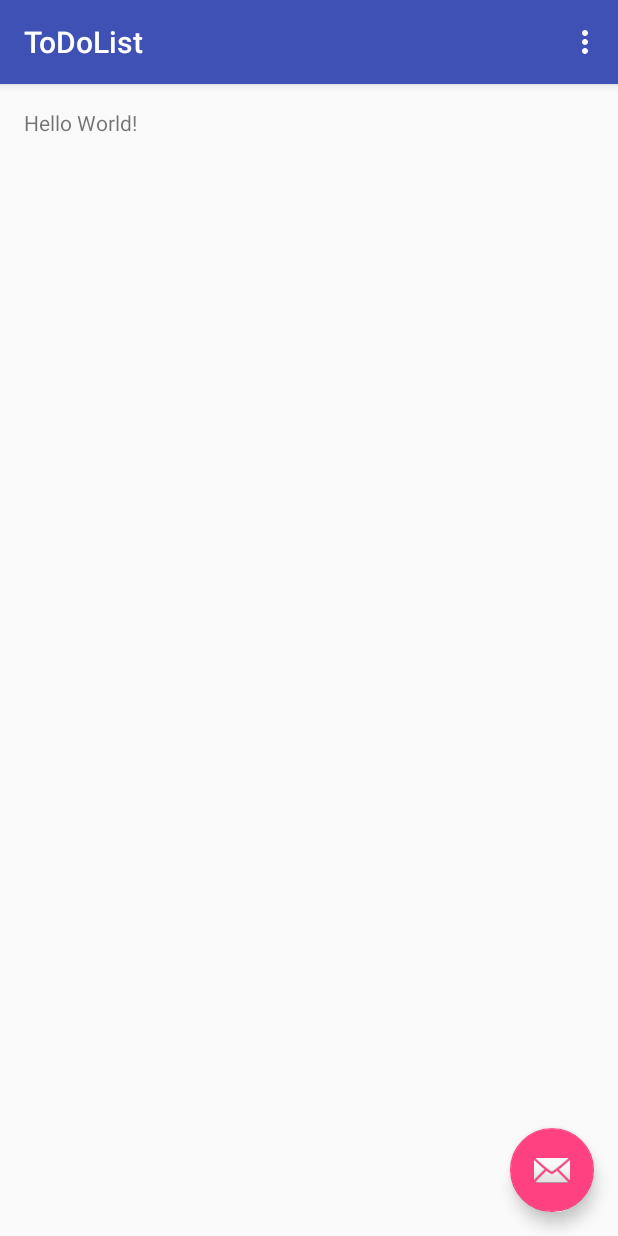
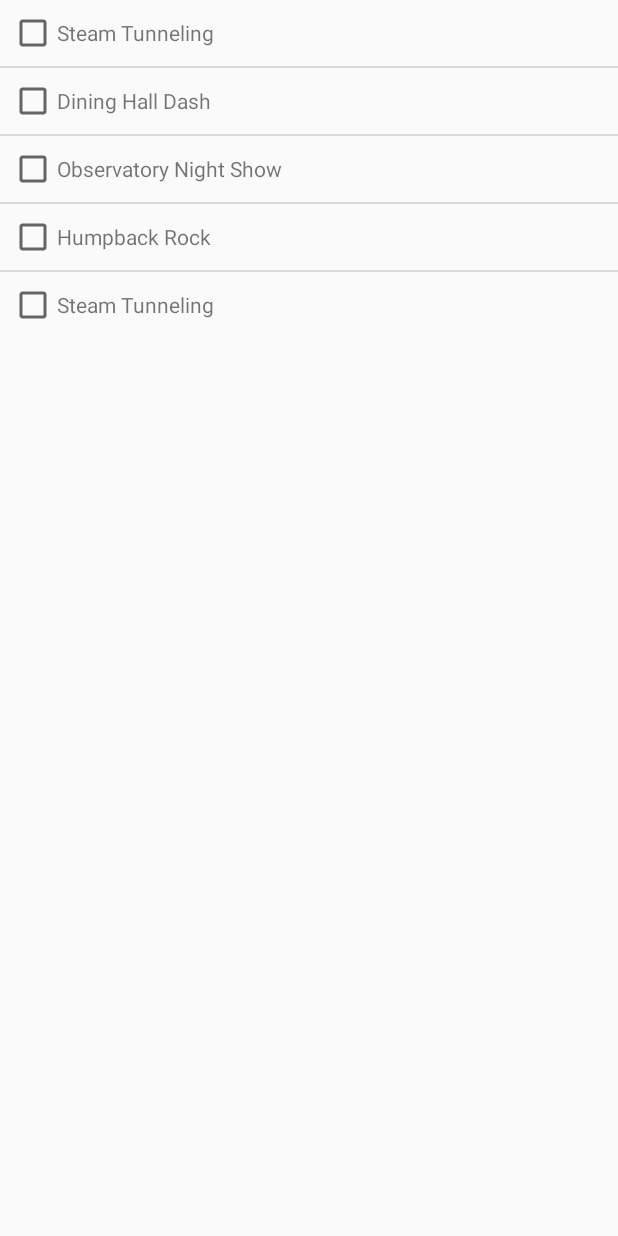
Before and after one commit to jamelcharouel/ToDoList, an Android app: the screen it shows after launch (ListActivity), on a phone screen of 412 x 824 dp. Run offline under Robolectric (Android 15) with nearby library versions, the phone set to English and light mode, and no system bars.

Commit message:
finished milestone

```diff
--- a/app/src/main/java/com/example/jamel/todolist/ListActivity.java
+++ b/app/src/main/java/com/example/jamel/todolist/ListActivity.java
@@ -1,31 +1,146 @@
 package com.example.jamel.todolist;
 
+import android.content.Context;
+import android.database.Cursor;
 import android.os.Bundle;
 import android.support.design.widget.FloatingActionButton;
 import android.support.design.widget.Snackbar;
 import android.support.v7.app.AppCompatActivity;
 import android.support.v7.widget.Toolbar;
+import android.util.Log;
+import android.view.LayoutInflater;
 import android.view.View;
 import android.view.Menu;
 import android.view.MenuItem;
+import android.view.ViewGroup;
+import android.widget.AdapterView;
+import android.widget.ArrayAdapter;
+import android.widget.CheckBox;
+import android.widget.CompoundButton;
+import android.widget.ListView;
+import android.widget.RadioGroup;
+import android.widget.TextView;
+import android.widget.Toast;
+
+import java.util.ArrayList;
 
 public class ListActivity extends AppCompatActivity {
+
+    private ListView listItems;
+    private ArrayList<String> items;
+    private ArrayAdapter itemsAdapter;
+    private CheckBox checkbox;
+    MyCustomAdapter dataAdapter = null;
 
     @Override
     protected void onCreate(Bundle savedInstanceState) {
         super.onCreate(savedInstanceState);
         setContentView(R.layout.activity_list);
-        Toolbar toolbar = (Toolbar) findViewById(R.id.toolbar);
-        setSupportActionBar(toolbar);
 
-        FloatingActionButton fab = (FloatingActionButton) findViewById(R.id.fab);
-        fab.setOnClickListener(new View.OnClickListener() {
-            @Override
-            public void onClick(View view) {
-                Snackbar.make(view, "Replace with your own action", Snackbar.LENGTH_LONG)
-                        .setAction("Action", null).show();
+        displayListView();
+
+    }
+
+    private void displayListView() {
+
+        ArrayList<ToDoItem> ToDoList = new ArrayList<ToDoItem>();
+       ToDoItem item = new ToDoItem("Steam Tunneling","Go steam tunneling and see the murals",false);
+        ToDoList.add(item);
+       item = new ToDoItem("Dining Hall Dash","Eat at all the UVA dining halls in one day",false);
+        ToDoList.add(item);
+       item = new ToDoItem("Observatory Night Show","Go to the observatory hill at night and stargaze",false);
+        ToDoList.add(item);
+       item = new ToDoItem("Humpback Rock","Hike Humpback Rock and watch the sunrise",false);
+        ToDoList.add(item);
+       item = new ToDoItem("Steam Tunneling","Go steam tunneling and see the murals",false);
+        ToDoList.add(item);
+
+        //create an ArrayAdaptar from the String Array
+        dataAdapter = new MyCustomAdapter(this,
+                R.layout.to_do_info, ToDoList);
+        ListView listView = (ListView) findViewById(R.id.listItems);
+        // Assign adapter to ListView
+        listView.setAdapter(dataAdapter);
+
+
+        listView.setOnItemClickListener(new AdapterView.OnItemClickListener() {
+            public void onItemClick(AdapterView<?> parent, View view,
+                                    int position, long id) {
+                // When clicked, show a toast with the TextView text
+                ToDoItem item = (ToDoItem) parent.getItemAtPosition(position);
+                Toast.makeText(getApplicationContext(),
+                        "Clicked on Row: " + item.getName(),
+                        Toast.LENGTH_LONG).show();
             }
         });
+
+    }
+
+    private class MyCustomAdapter extends ArrayAdapter<ToDoItem> {
+
+        private ArrayList<ToDoItem> toDoList;
+
+        public MyCustomAdapter(Context context, int textViewResourceId,
+                               ArrayList<ToDoItem> toDoItems) {
+            super(context, textViewResourceId, toDoItems);
+            this.toDoList = new ArrayList<ToDoItem>();
+            this.toDoList.addAll(toDoItems);
+        }
+
+        private class ViewHolder {
+            TextView name;
+            CheckBox description;
+        }
+
+        @Override
+        public View getView(int position, View convertView, ViewGroup parent) {
+
+            ViewHolder holder = null;
+            Log.v("ConvertView", String.valueOf(position));
+
+            if (convertView == null) {
+                LayoutInflater vi = (LayoutInflater)getSystemService(
+                        Context.LAYOUT_INFLATER_SERVICE);
+                convertView = vi.inflate(R.layout.to_do_info, null);
+
+                holder = new ViewHolder();
+                holder.name = (TextView) convertView.findViewById(R.id.code);
+                holder.description = (CheckBox) convertView.findViewById(R.id.checkBox1);
+                convertView.setTag(holder);
+
+                holder.name.setOnClickListener( new View.OnClickListener() {
+                    public void onClick(View v) {
+                        /**
+                        CheckBox cb = (CheckBox) v ;
+                        ToDoItem item = (ToDoItem) cb.getTag();
+                        Toast.makeText(getApplicationContext(),
+                                "Clicked on Checkbox: " + cb.getText() +
+                                        " is " + cb.isChecked(),
+                                Toast.LENGTH_LONG).show();
+                        item.setSelected(cb.isChecked());
+                         **/
+                    }
+                });
+            }
+            else {
+                holder = (ViewHolder) convertView.getTag();
+            }
+
+            ToDoItem newItem = toDoList.get(position);
+            holder.name.setText(" (" + newItem.getDescription()  + ")");
+            holder.name.setText(newItem.getName());
+            //holder.name.setChecked(newItem.isSelected());
+            holder.name.setTag(newItem);
+
+            return convertView;
+
+        }
+
+    }
+
+    private static class itemHolder {
+        private TextView toDoListItem;
+        private CheckBox checkBox;
     }
 
     @Override
@@ -35,18 +150,4 @@ public class ListActivity extends AppCompatActivity {
         return true;
     }
 
-    @Override
-    public boolean onOptionsItemSelected(MenuItem item) {
-        // Handle action bar item clicks here. The action bar will
-        // automatically handle clicks on the Home/Up button, so long
-        // as you specify a parent activity in AndroidManifest.xml.
-        int id = item.getItemId();
-
-        //noinspection SimplifiableIfStatement
-        if (id == R.id.action_settings) {
-            return true;
-        }
-
-        return super.onOptionsItemSelected(item);
-    }
 }
--- /dev/null
+++ b/app/src/main/java/com/example/jamel/todolist/ListAdapter.java
@@ -0,0 +1,11 @@
+package com.example.jamel.todolist;
+
+
+import android.content.Context;
+import android.widget.CheckBox;
+import android.widget.TextView;
+
+public class ListAdapter {
+
+
+}
--- /dev/null
+++ b/app/src/main/java/com/example/jamel/todolist/ToDoItem.java
@@ -0,0 +1,38 @@
+package com.example.jamel.todolist;
+
+/**
+ * Created by Jamel on 2/3/2016.
+ */
+public class ToDoItem {
+    String name = null;
+    String description = null;
+    boolean selected = false;
+
+    public ToDoItem(String name, String description, boolean selected) {
+        super();
+        this.name = name;
+        this.description = description;
+        this.selected = selected;
+    }
+
+    public String getName() {
+        return name;
+    }
+    public void setName(String name) {
+        this.name = name;
+    }
+    public String getDescription() {
+        return description;
+    }
+    public void setDescription(String description) {
+        this.description = description;
+    }
+
+    public boolean isSelected() {
+        return selected;
+    }
+    public void setSelected(boolean selected) {
+        this.selected = selected;
+    }
+
+}
--- a/app/src/main/res/layout/activity_list.xml
+++ b/app/src/main/res/layout/activity_list.xml
@@ -1,34 +1,19 @@
 <?xml version="1.0" encoding="utf-8"?>
-<android.support.design.widget.CoordinatorLayout xmlns:android="http://schemas.android.com/apk/res/android"
-    xmlns:app="http://schemas.android.com/apk/res-auto"
+<RelativeLayout xmlns:android="http://schemas.android.com/apk/res/android"
     xmlns:tools="http://schemas.android.com/tools"
     android:layout_width="match_parent"
     android:layout_height="match_parent"
-    android:fitsSystemWindows="true"
-    tools:context="com.example.jamel.todolist.ListActivity">
+    tools:context=".MainActivity">
 
-    <android.support.design.widget.AppBarLayout
-        android:layout_width="match_parent"
-        android:layout_height="wrap_content"
-        android:theme="@style/AppTheme.AppBarOverlay">
 
-        <android.support.v7.widget.Toolbar
-            android:id="@+id/toolbar"
-            android:layout_width="match_parent"
-            android:layout_height="?attr/actionBarSize"
-            android:background="?attr/colorPrimary"
-            app:popupTheme="@style/AppTheme.PopupOverlay" />
-
-    </android.support.design.widget.AppBarLayout>
-
-    <include layout="@layout/content_list" />
-
-    <android.support.design.widget.FloatingActionButton
-        android:id="@+id/fab"
+    <ListView
         android:layout_width="wrap_content"
         android:layout_height="wrap_content"
-        android:layout_gravity="bottom|end"
-        android:layout_margin="@dimen/fab_margin"
-        android:src="@android:drawable/ic_dialog_email" />
+        android:id="@+id/listItems"
+        android:layout_alignParentTop="true"
+        android:layout_alignParentLeft="true"
+        android:layout_alignParentStart="true"
+        />
 
-</android.support.design.widget.CoordinatorLayout>
+
+</RelativeLayout>
--- a/app/src/main/res/layout/content_list.xml
+++ /dev/null
@@ -1,19 +0,0 @@
-<?xml version="1.0" encoding="utf-8"?>
-<RelativeLayout xmlns:android="http://schemas.android.com/apk/res/android"
-    xmlns:app="http://schemas.android.com/apk/res-auto"
-    xmlns:tools="http://schemas.android.com/tools"
-    android:layout_width="match_parent"
-    android:layout_height="match_parent"
-    android:paddingBottom="@dimen/activity_vertical_margin"
-    android:paddingLeft="@dimen/activity_horizontal_margin"
-    android:paddingRight="@dimen/activity_horizontal_margin"
-    android:paddingTop="@dimen/activity_vertical_margin"
-    app:layout_behavior="@string/appbar_scrolling_view_behavior"
-    tools:context="com.example.jamel.todolist.ListActivity"
-    tools:showIn="@layout/activity_list">
-
-    <TextView
-        android:layout_width="wrap_content"
-        android:layout_height="wrap_content"
-        android:text="Hello World!" />
-</RelativeLayout>
--- /dev/null
+++ b/app/src/main/res/layout/main.xml
@@ -0,0 +1,13 @@
+<?xml version="1.0" encoding="utf-8"?>
+<LinearLayout xmlns:android="http://schemas.android.com/apk/res/android"
+    android:layout_width="wrap_content"
+    android:layout_height="match_parent"
+    android:orientation="vertical" >
+
+    <ListView
+        android:id="@+id/listview"
+        android:layout_width="wrap_content"
+        android:layout_height="match_parent" >
+    </ListView>
+
+</LinearLayout>
--- /dev/null
+++ b/app/src/main/res/layout/to_do_info.xml
@@ -0,0 +1,26 @@
+<?xml version="1.0" encoding="utf-8"?>
+<RelativeLayout xmlns:android="http://schemas.android.com/apk/res/android"
+    android:layout_width="fill_parent"
+    android:layout_height="wrap_content"
+    android:orientation="vertical"
+    android:padding="6dip" >
+
+    <CheckBox
+        android:id="@+id/checkBox1"
+        android:layout_width="wrap_content"
+        android:layout_height="wrap_content"
+        android:layout_alignParentLeft="true"
+        android:focusable="false"
+        android:focusableInTouchMode="false"
+        android:text="" />
+
+    <TextView
+        android:id="@+id/code"
+        android:layout_width="wrap_content"
+        android:layout_height="wrap_content"
+        android:layout_alignBaseline="@+id/checkBox1"
+        android:layout_alignBottom="@+id/checkBox1"
+        android:layout_toRightOf="@+id/checkBox1"
+        android:text="TextView" />
+
+</RelativeLayout>
```
